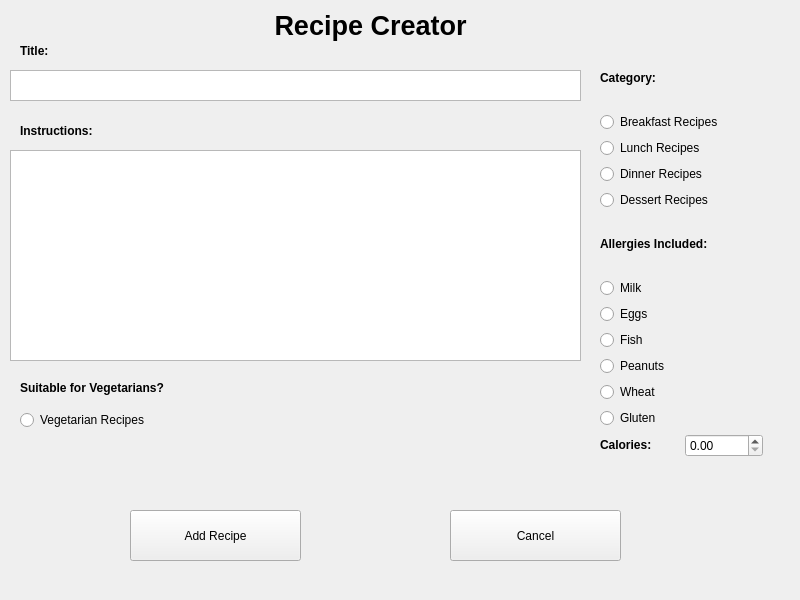
Old version of the form CS4076-QT-Project/addrecipewindow.ui in the repository italotrt/CS4076-Event-Driven-Programming-Project.
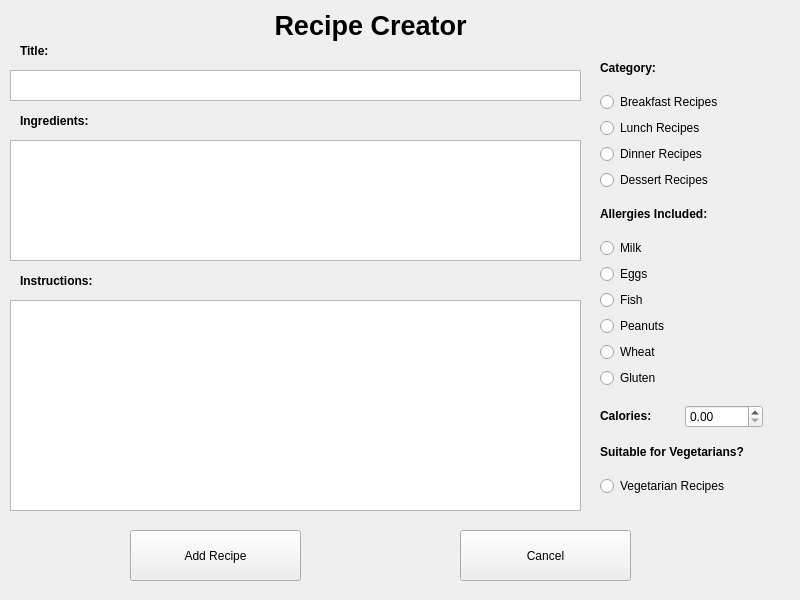
New version of the form.

Commit message: Recipe abstract class + Recipe manager added

```diff
--- a/CS4076-QT-Project/addrecipewindow.ui
+++ b/CS4076-QT-Project/addrecipewindow.ui
@@ -68,7 +68,7 @@
     <property name="geometry">
      <rect>
       <x>20</x>
-      <y>120</y>
+      <y>270</y>
       <width>111</width>
       <height>21</height>
      </rect>
@@ -86,7 +86,7 @@
     <property name="geometry">
      <rect>
       <x>10</x>
-      <y>150</y>
+      <y>300</y>
       <width>571</width>
       <height>211</height>
      </rect>
@@ -98,7 +98,7 @@
       <x>600</x>
       <y>50</y>
       <width>163</width>
-      <height>431</height>
+      <height>461</height>
      </rect>
     </property>
     <layout class="QVBoxLayout" name="verticalLayout">
@@ -214,8 +214,13 @@
          </property>
         </widget>
        </item>
+      </layout>
+     </item>
        <item>
         <layout class="QHBoxLayout" name="caloriesHLayout">
+       <property name="sizeConstraint">
+        <enum>QLayout::SetDefaultConstraint</enum>
+       </property>
          <item>
           <widget class="QLabel" name="caloriesLabel">
            <property name="sizePolicy">
@@ -243,7 +248,30 @@
          </item>
         </layout>
        </item>
-      </layout>
+     <item>
+      <widget class="QLabel" name="vegLabel">
+       <property name="sizePolicy">
+        <sizepolicy hsizetype="Preferred" vsizetype="Maximum">
+         <horstretch>0</horstretch>
+         <verstretch>0</verstretch>
+        </sizepolicy>
+       </property>
+       <property name="font">
+        <font>
+         <bold>true</bold>
+        </font>
+       </property>
+       <property name="text">
+        <string>Suitable for Vegetarians?</string>
+       </property>
+      </widget>
+     </item>
+     <item>
+      <widget class="QRadioButton" name="vegetarianRB">
+       <property name="text">
+        <string>Vegetarian Recipes</string>
+       </property>
+      </widget>
      </item>
     </layout>
    </widget>
@@ -251,7 +279,7 @@
     <property name="geometry">
      <rect>
       <x>130</x>
-      <y>510</y>
+      <y>530</y>
       <width>171</width>
       <height>51</height>
      </rect>
@@ -263,8 +291,8 @@
    <widget class="QPushButton" name="cancelButton">
     <property name="geometry">
      <rect>
-      <x>450</x>
-      <y>510</y>
+      <x>460</x>
+      <y>530</y>
       <width>171</width>
       <height>51</height>
      </rect>
@@ -273,41 +301,32 @@
      <string>Cancel</string>
     </property>
    </widget>
-   <widget class="QRadioButton" name="vegetarianRB">
+   <widget class="QTextEdit" name="ingredientsTextEdit">
     <property name="geometry">
      <rect>
-      <x>20</x>
-      <y>410</y>
-      <width>162</width>
-      <height>20</height>
+      <x>10</x>
+      <y>140</y>
+      <width>571</width>
+      <height>121</height>
      </rect>
     </property>
-    <property name="text">
-     <string>Vegetarian Recipes</string>
-    </property>
    </widget>
-   <widget class="QLabel" name="titleLabel_2">
+   <widget class="QLabel" name="ingredientsLabel">
     <property name="geometry">
      <rect>
       <x>20</x>
-      <y>380</y>
-      <width>160</width>
-      <height>16</height>
+      <y>110</y>
+      <width>111</width>
+      <height>21</height>
      </rect>
     </property>
-    <property name="sizePolicy">
-     <sizepolicy hsizetype="Preferred" vsizetype="Maximum">
-      <horstretch>0</horstretch>
-      <verstretch>0</verstretch>
-     </sizepolicy>
-    </property>
     <property name="font">
      <font>
       <bold>true</bold>
      </font>
     </property>
     <property name="text">
-     <string>Suitable for Vegetarians?</string>
+     <string>Ingredients:</string>
     </property>
    </widget>
   </widget>
```
Lines whose indentation alone changed are shown as unchanged. The commit also changes 8 other files.
